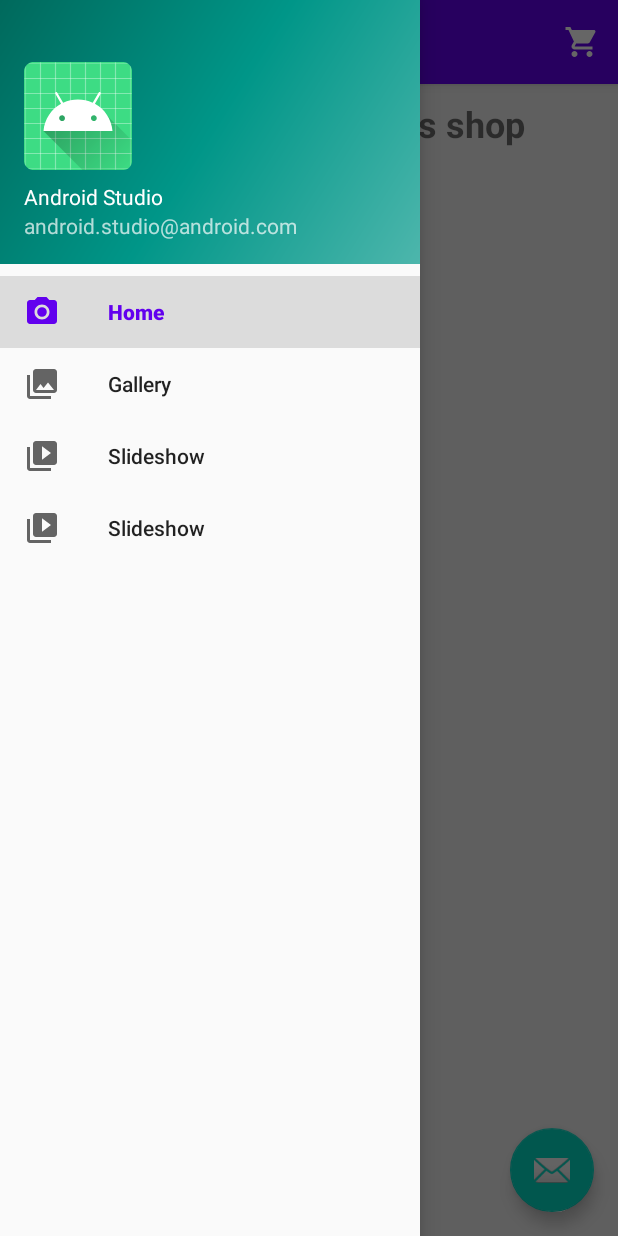
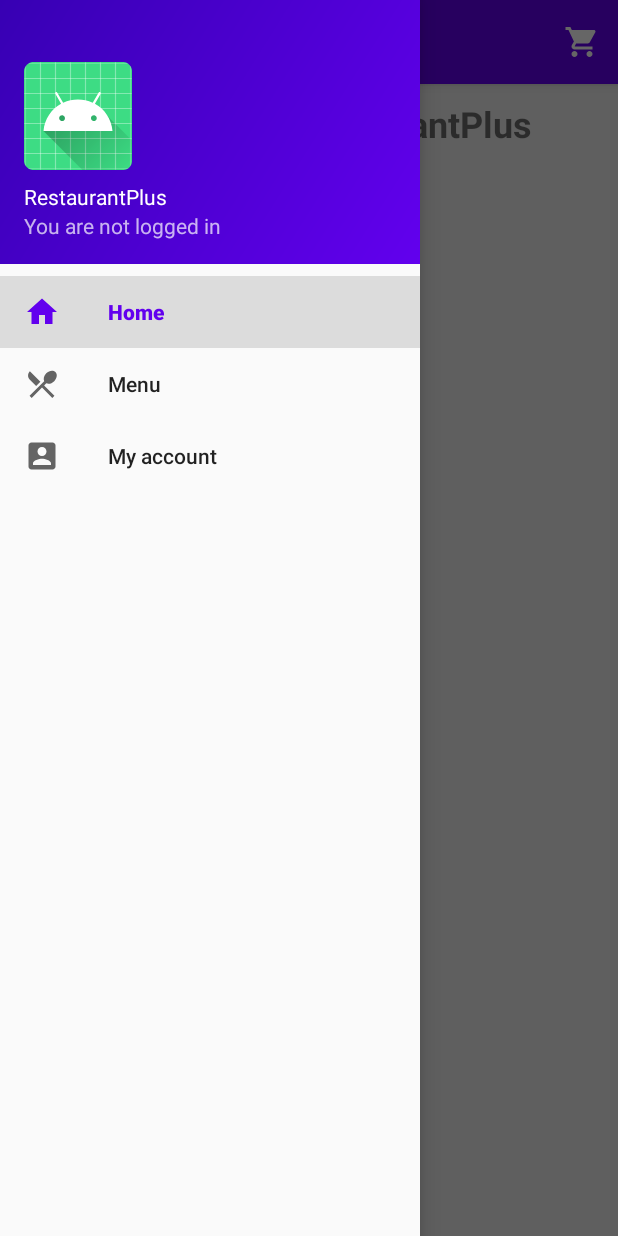
Before and after one commit to path1997/RestaurantPlus, an Android app: the screen it shows after launch (MainActivity), with the side drawer open, on a phone screen of 412 x 824 dp. Run offline under Robolectric (Android 15) with nearby library versions, the phone set to English and light mode, and no system bars; our stand-ins replace Room's generated code, navigation-ui.

Commit message:
finish commit

```diff
--- a/app/src/main/java/com/example/restaurantplus/CartDao.java
+++ b/app/src/main/java/com/example/restaurantplus/CartDao.java
@@ -13,6 +13,9 @@ public interface CartDao {
 
     @Query("select * from cart")
     public List<CartDb> getProducts();
+
+    @Query("select count(productid) from cart")
+    public int productCount();
 
     @Query("select sum(totalCost) from cart")
     public int totalCost();
--- a/app/src/main/java/com/example/restaurantplus/MainActivity.java
+++ b/app/src/main/java/com/example/restaurantplus/MainActivity.java
@@ -5,6 +5,7 @@ import android.os.Bundle;
 import android.view.MenuItem;
 import android.view.View;
 import android.view.Menu;
+import android.widget.TextView;
 
 import com.example.restaurantplus.ui.cart.Cart;
 import com.google.android.material.floatingactionbutton.FloatingActionButton;
@@ -31,14 +32,6 @@ public class MainActivity extends AppCompatActivity {
         setContentView(R.layout.activity_main);
         Toolbar toolbar = findViewById(R.id.toolbar);
         setSupportActionBar(toolbar);
-        FloatingActionButton fab = findViewById(R.id.fab);
-        fab.setOnClickListener(new View.OnClickListener() {
-            @Override
-            public void onClick(View view) {
-                Snackbar.make(view, "Replace with your own action", Snackbar.LENGTH_LONG)
-                        .setAction("Action", null).show();
-            }
-        });
         myAppDatabase= Room.databaseBuilder(getApplicationContext(),MyAppDatabase.class,"database").allowMainThreadQueries().build();
         DrawerLayout drawer = findViewById(R.id.drawer_layout);
         NavigationView navigationView = findViewById(R.id.nav_view);
@@ -51,19 +44,17 @@ public class MainActivity extends AppCompatActivity {
         NavController navController = Navigation.findNavController(this, R.id.nav_host_fragment);
         NavigationUI.setupActionBarWithNavController(this, navController, mAppBarConfiguration);
         NavigationUI.setupWithNavController(navigationView, navController);
+        Menu menu = navigationView.getMenu();
+        MenuItem nav_login = menu.findItem(R.id.nav_login);
+        View header = navigationView.getHeaderView(0);
+        TextView textView= (TextView) header.findViewById(R.id.textView);
         if (SharedPrefManager.getInstance(this).isLoggedIn()) {
             //textView.setText("Witaj "+SharedPrefManager.getUserName());
-            /*textView.setText("Hi "+ SharedPrefManager.getUserName());
+            textView.setText("Hi "+ SharedPrefManager.getUserName());
             nav_login.setTitle("My account");
-            nav_myorders.setVisible(true);
-            nav_addanouncement.setVisible(true);
-            nav_myanouncement.setVisible(true);*/
 
         } else {
-           /* textView.setText("You are not logged in");
-            nav_myorders.setVisible(false);
-            nav_addanouncement.setVisible(false);
-            nav_myanouncement.setVisible(false);*/
+            textView.setText("You are not logged in");
 
 
         }
--- a/app/src/main/java/com/example/restaurantplus/URLs.java
+++ b/app/src/main/java/com/example/restaurantplus/URLs.java
@@ -10,7 +10,7 @@ public class URLs {
     public static final String URL_MINUSITEM ="http://carparts.5v.pl/android/cart.php?apicall=minusitem";
     public static final String URL_PLUSITEM ="http://carparts.5v.pl/android/cart.php?apicall=plusitem";
     public static final String URL_REMOVEITEM ="http://carparts.5v.pl/android/cart.php?apicall=removeitem";
-    public static final String URL_CONFIRMORDER ="http://carparts.5v.pl/android/order.php?apicall=confirmorder";
+    public static final String URL_CONFIRMORDER ="http://restaurantplus.5v.pl/wordpress/wp-content/themes/RestaurantPlus/android/products.php?apicall=order";
     public static final String URL_GETMYORDER ="http://carparts.5v.pl/android/order.php?apicall=getmyorder";
     public static final String URL_GETMYORDERDETAIL ="http://carparts.5v.pl/android/order.php?apicall=getmyorderdetail";
     public static final String URL_ADDRESERVATION ="http://carparts.5v.pl/android/order.php?apicall=addreservation";
--- a/app/src/main/java/com/example/restaurantplus/ui/login/LoginFragment.java
+++ b/app/src/main/java/com/example/restaurantplus/ui/login/LoginFragment.java
@@ -77,12 +77,10 @@ public class LoginFragment extends Fragment {
                     navigationView.getMenu().performIdentifierAction(R.id.nav_home, 0);
                     Menu menu = navigationView.getMenu();
                     MenuItem nav_login = menu.findItem(R.id.nav_login);
-                    MenuItem nav_myorders = menu.findItem(R.id.nav_my_orders);
                     nav_login.setTitle("Login");
                     View header = navigationView.getHeaderView(0);
                     TextView textView= (TextView) header.findViewById(R.id.textView);
                     textView.setText("You are not logged in");
-                    nav_myorders.setVisible(false);
                 }
             });
         } else {
@@ -175,12 +173,10 @@ public class LoginFragment extends Fragment {
                         navigationView.getMenu().performIdentifierAction(R.id.nav_home, 0);
                         Menu menu = navigationView.getMenu();
                         MenuItem nav_login = menu.findItem(R.id.nav_login);
-                        MenuItem nav_myorders = menu.findItem(R.id.nav_my_orders);
                         nav_login.setTitle("My account");
                         View header = navigationView.getHeaderView(0);
                         TextView textView= (TextView) header.findViewById(R.id.textView);
                         textView.setText("Hi "+user.getFname()+" "+user.getSname());
-                        nav_myorders.setVisible(true);
 
                     } else {
                         Toast.makeText(getActivity().getApplicationContext(), "Invalid username or password", Toast.LENGTH_SHORT).show();
--- a/app/src/main/java/com/example/restaurantplus/ui/login/RegisterFragment.java
+++ b/app/src/main/java/com/example/restaurantplus/ui/login/RegisterFragment.java
@@ -221,12 +221,10 @@ public class RegisterFragment extends Fragment {
                         navigationView.getMenu().performIdentifierAction(R.id.nav_home, 0);
                         Menu menu = navigationView.getMenu();
                         MenuItem nav_login = menu.findItem(R.id.nav_login);
-                        MenuItem nav_myorders = menu.findItem(R.id.nav_my_orders);
                         nav_login.setTitle("My account");
                         View header = navigationView.getHeaderView(0);
                         TextView textView= (TextView) header.findViewById(R.id.textView);
                         textView.setText("Hi "+user.getFname()+" "+user.getSname());
-                        nav_myorders.setVisible(true);
 
                     } else {
                         Toast.makeText(getActivity().getApplicationContext(), "Some error occurred", Toast.LENGTH_SHORT).show();
--- a/app/src/main/java/com/example/restaurantplus/ui/product/ProductDetail.java
+++ b/app/src/main/java/com/example/restaurantplus/ui/product/ProductDetail.java
@@ -144,7 +144,7 @@ public class ProductDetail extends AppCompatActivity {
                         TextView tvPrice= (TextView) findViewById(R.id.tvPrice);*/
                         tvTitle.setText(name[0]);
                         if(rodzaj.equals("produkt")){
-                            tvPrice.setText(" Cena: "+price[0]+"zł");
+                            tvPrice.setText(" Cost: "+price[0]+"zł");
                         }
                         //tvAvailable.setText("Available: "+ String.valueOf(available[0])+" pieces");
                         String temp="<!DOCTYPE html>\n" +
--- a/app/src/main/java/com/example/restaurantplus/ui/product/ProductListCustomAdapter.java
+++ b/app/src/main/java/com/example/restaurantplus/ui/product/ProductListCustomAdapter.java
@@ -32,7 +32,7 @@ public class ProductListCustomAdapter extends ArrayAdapter<String> {
         TextView priceTx = (TextView) listViewItem.findViewById(R.id.txprice);
         nameTx.setText(name[position] );
         if(!price[0].equals("brak")) {
-            priceTx.setText("Cena: " + price[position] + "zł");
+            priceTx.setText("Cost: " + price[position] + "zł");
         }
         if(!path[position].equals("brak")) {
             ImageView image = (ImageView) listViewItem.findViewById(R.id.imimage);
--- /dev/null
+++ b/app/src/main/res/drawable/ic_account_box_black_24dp.xml
@@ -0,0 +1,9 @@
+<vector xmlns:android="http://schemas.android.com/apk/res/android"
+        android:width="24dp"
+        android:height="24dp"
+        android:viewportWidth="24.0"
+        android:viewportHeight="24.0">
+    <path
+        android:fillColor="#FF000000"
+        android:pathData="M3,5v14c0,1.1 0.89,2 2,2h14c1.1,0 2,-0.9 2,-2L21,5c0,-1.1 -0.9,-2 -2,-2L5,3c-1.11,0 -2,0.9 -2,2zM15,9c0,1.66 -1.34,3 -3,3s-3,-1.34 -3,-3 1.34,-3 3,-3 3,1.34 3,3zM6,17c0,-2 4,-3.1 6,-3.1s6,1.1 6,3.1v1L6,18v-1z"/>
+</vector>
--- /dev/null
+++ b/app/src/main/res/drawable/ic_home_black_24dp.xml
@@ -0,0 +1,9 @@
+<vector xmlns:android="http://schemas.android.com/apk/res/android"
+        android:width="24dp"
+        android:height="24dp"
+        android:viewportWidth="24.0"
+        android:viewportHeight="24.0">
+    <path
+        android:fillColor="#FF000000"
+        android:pathData="M10,20v-6h4v6h5v-8h3L12,3 2,12h3v8z"/>
+</vector>
--- /dev/null
+++ b/app/src/main/res/drawable/ic_restaurant_menu_black_24dp.xml
@@ -0,0 +1,9 @@
+<vector xmlns:android="http://schemas.android.com/apk/res/android"
+        android:width="24dp"
+        android:height="24dp"
+        android:viewportWidth="24.0"
+        android:viewportHeight="24.0">
+    <path
+        android:fillColor="#FF000000"
+        android:pathData="M8.1,13.34l2.83,-2.83L3.91,3.5c-1.56,1.56 -1.56,4.09 0,5.66l4.19,4.18zM14.88,11.53c1.53,0.71 3.68,0.21 5.27,-1.38 1.91,-1.91 2.28,-4.65 0.81,-6.12 -1.46,-1.46 -4.2,-1.1 -6.12,0.81 -1.59,1.59 -2.09,3.74 -1.38,5.27L3.7,19.87l1.41,1.41L12,14.41l6.88,6.88 1.41,-1.41L13.41,13l1.47,-1.47z"/>
+</vector>
--- a/app/src/main/res/drawable/side_nav_bar.xml
+++ b/app/src/main/res/drawable/side_nav_bar.xml
@@ -2,8 +2,7 @@
     android:shape="rectangle">
     <gradient
         android:angle="135"
-        android:centerColor="#009688"
-        android:endColor="#00695C"
-        android:startColor="#4DB6AC"
+        android:endColor="@color/colorPrimaryDark"
+        android:startColor="@color/colorPrimary"
         android:type="linear" />
 </shape>
--- a/app/src/main/res/layout/activity_cart.xml
+++ b/app/src/main/res/layout/activity_cart.xml
@@ -16,7 +16,7 @@
         android:layout_marginEnd="15dp"
         android:layout_marginBottom="8dp"
         android:gravity="center"
-        android:text="Zaloguj się by złożyć zamówienie"
+        android:text="You must login to submit your order"
         android:textSize="18sp"
         android:visibility="gone" />
 
@@ -29,7 +29,7 @@
         android:layout_marginEnd="10dp"
         android:layout_marginBottom="19dp"
         android:background="@drawable/btn_gradient_upload_image"
-        android:text="Złóż zamówienie" />
+        android:text="Submit your order" />
 
     <ListView
         android:id="@+id/listviewcart"
--- a/app/src/main/res/layout/app_bar_main.xml
+++ b/app/src/main/res/layout/app_bar_main.xml
@@ -22,12 +22,4 @@
 
     <include layout="@layout/content_main" />
 
-    <com.google.android.material.floatingactionbutton.FloatingActionButton
-        android:id="@+id/fab"
-        android:layout_width="wrap_content"
-        android:layout_height="wrap_content"
-        android:layout_gravity="bottom|end"
-        android:layout_margin="@dimen/fab_margin"
-        app:srcCompat="@android:drawable/ic_dialog_email" />
-
 </androidx.coordinatorlayout.widget.CoordinatorLayout>
--- a/app/src/main/res/layout/nav_header_main.xml
+++ b/app/src/main/res/layout/nav_header_main.xml
@@ -24,7 +24,7 @@
         android:layout_width="match_parent"
         android:layout_height="wrap_content"
         android:paddingTop="@dimen/nav_header_vertical_spacing"
-        android:text="@string/nav_header_title"
+        android:text="RestaurantPlus"
         android:textAppearance="@style/TextAppearance.AppCompat.Body1" />
 
     <TextView
--- a/app/src/main/res/menu/activity_main_drawer.xml
+++ b/app/src/main/res/menu/activity_main_drawer.xml
@@ -6,19 +6,15 @@
     <group android:checkableBehavior="single">
         <item
             android:id="@+id/nav_home"
-            android:icon="@drawable/ic_menu_camera"
+            android:icon="@drawable/ic_home_black_24dp"
             android:title="@string/menu_home" />
         <item
             android:id="@+id/nav_menu"
-            android:icon="@drawable/ic_menu_gallery"
-            android:title="@string/menu_gallery" />
+            android:icon="@drawable/ic_restaurant_menu_black_24dp"
+            android:title="Menu" />
         <item
             android:id="@+id/nav_login"
-            android:icon="@drawable/ic_menu_slideshow"
-            android:title="@string/menu_slideshow" />
-        <item
-            android:id="@+id/nav_my_orders"
-            android:icon="@drawable/ic_menu_slideshow"
-            android:title="@string/menu_slideshow" />
+            android:icon="@drawable/ic_account_box_black_24dp"
+            android:title="My account" />
     </group>
 </menu>
```
Also changed, not shown: app/src/main/java/com/example/restaurantplus/ui/cart/Cart.java (+68 -2 lines), app/src/main/res/layout/fragment_home.xml (+5 -4 lines).
